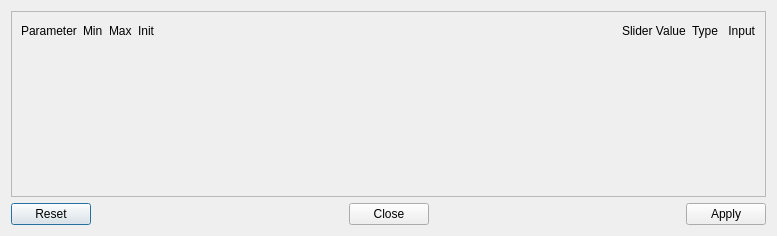
The window that src/dialogparameterview.ui (nmfs-ost/ss3-ssi) describes before a commit, drawn with Qt 5.
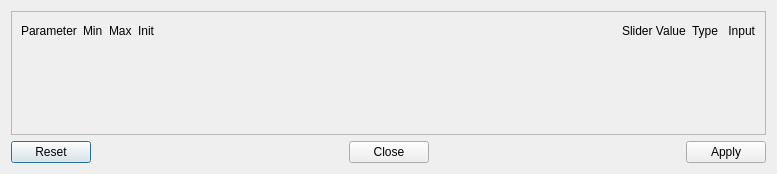
The same window after the commit.

What changed in the file:
```diff
--- a/src/dialogparameterview.ui
+++ b/src/dialogparameterview.ui
@@ -7,7 +7,7 @@
     <x>0</x>
     <y>0</y>
     <width>777</width>
-    <height>236</height>
+    <height>174</height>
    </rect>
   </property>
   <property name="windowTitle">
@@ -25,7 +25,7 @@
         <x>0</x>
         <y>0</y>
         <width>749</width>
-        <height>167</height>
+        <height>105</height>
        </rect>
       </property>
       <layout class="QVBoxLayout" name="verticalLayout_2">
```
